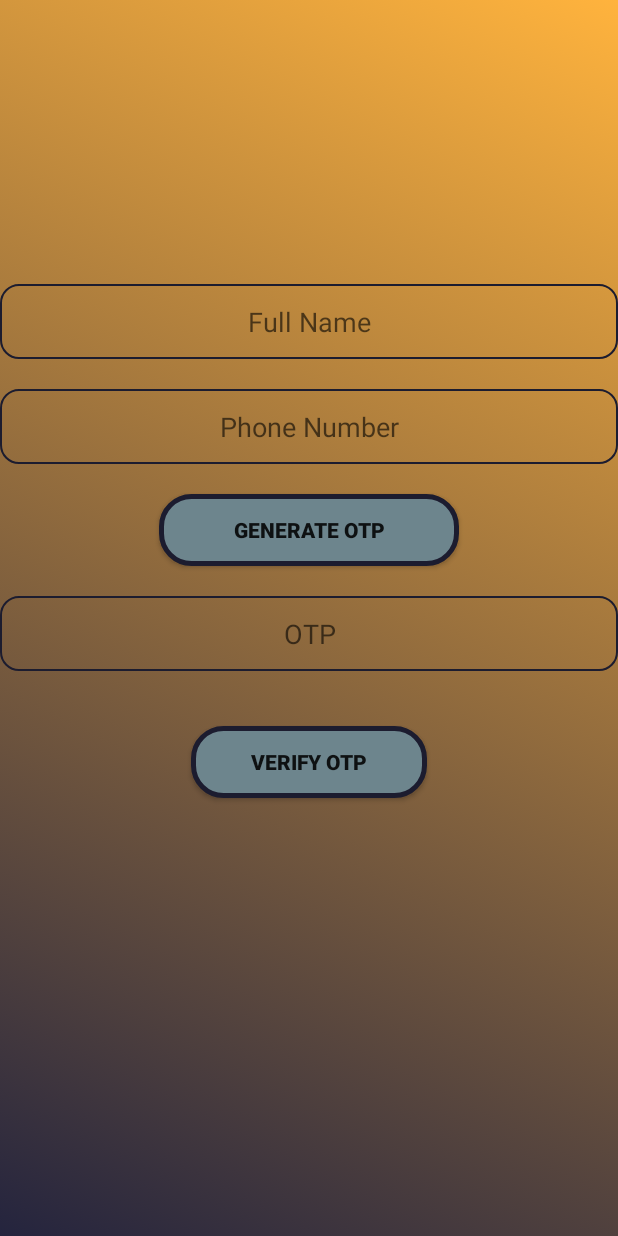
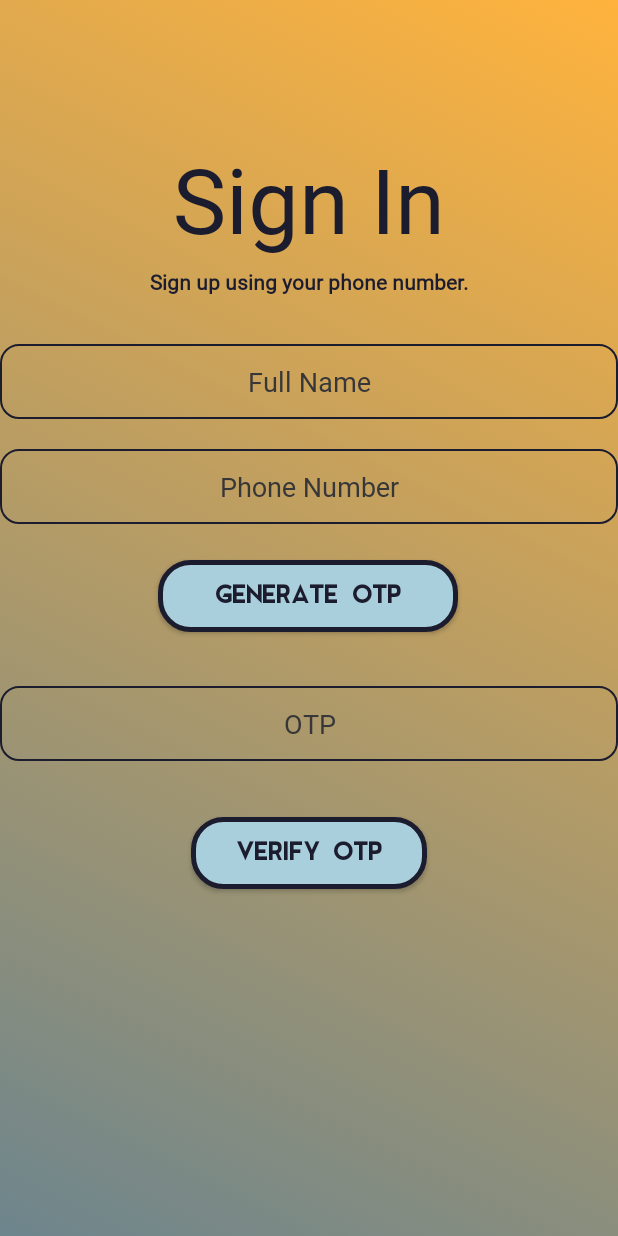
Before and after one commit to EzTaxi/EzTaxi, an Android app: the SigupUsingPhoneNumber screen opened directly, with no data from a screen before it, on a phone screen of 412 x 824 dp. Run offline under Robolectric (Android 15) with nearby library versions, the phone set to English and light mode, and no system bars; our stand-ins replace Firebase (no records; nobody signed in at launch, a user with empty details on screens opened directly).

Commit message:
partial design and colored

```diff
--- a/EzTaxi/app/src/main/res/drawable/background_main.xml
+++ b/EzTaxi/app/src/main/res/drawable/background_main.xml
@@ -3,7 +3,7 @@
     <item>
         <shape>
             <gradient
-                android:startColor="#24243e"
+                android:startColor="#6d858d"
                 android:endColor="#ffb33d"
                 android:angle="45"
                 android:type="linear" />
--- a/EzTaxi/app/src/main/res/drawable/custom_button.xml
+++ b/EzTaxi/app/src/main/res/drawable/custom_button.xml
@@ -2,7 +2,7 @@
 <shape xmlns:android="http://schemas.android.com/apk/res/android"
     android:shape="rectangle">
   <stroke android:color="#1c1c2f" android:width="3dp"/>
-  <solid android:color="#6d858d"/>
+  <solid android:color="#aacfdc"/>
       <!-- <stroke android:color="#356288" android:width="3dp"/> -->
     <corners android:radius="20dp"/>
 </shape>
--- a/EzTaxi/app/src/main/res/layout/activity_passenger_intro_page.xml
+++ b/EzTaxi/app/src/main/res/layout/activity_passenger_intro_page.xml
@@ -47,7 +47,7 @@
         android:id="@+id/textView"
         android:layout_width="match_parent"
         android:layout_height="wrap_content"
-        android:layout_marginTop="16dp"
+        android:layout_marginTop="30dp"
         android:fontFamily="@font/fs_me_bold"
         android:gravity="center"
         android:text="REQUEST NOW!"
@@ -63,6 +63,7 @@
         android:layout_marginTop="20dp"
         android:background="@drawable/custom_button"
         android:fontFamily="@font/moderne_sans_font"
+        android:textStyle="bold"
         android:text="request"
         android:textColor="#1c1c2f"
         app:layout_constraintBottom_toBottomOf="parent"
@@ -79,6 +80,7 @@
         android:layout_marginTop="28dp"
         android:background="@drawable/custom_button"
         android:fontFamily="@font/moderne_sans_font"
+        android:textStyle="bold"
         android:text="your request"
         android:textColor="#1c1c2f"
         app:layout_constraintBottom_toBottomOf="parent"
@@ -95,6 +97,7 @@
         android:layout_marginTop="16dp"
         android:background="@drawable/custom_button"
         android:fontFamily="@font/moderne_sans_font"
+        android:textStyle="bold"
         android:text="log out"
         android:textColor="#1c1c2f"
         app:layout_constraintBottom_toBottomOf="parent"
--- a/EzTaxi/app/src/main/res/layout/activity_sigup_using_phone_number.xml
+++ b/EzTaxi/app/src/main/res/layout/activity_sigup_using_phone_number.xml
@@ -11,23 +11,48 @@
         android:id="@+id/generateOTPBtn"
         android:layout_width="200dp"
         android:layout_height="48dp"
-        android:layout_marginTop="20dp"
+        android:layout_marginTop="24dp"
         android:background="@drawable/custom_button"
-        android:fontFamily="sans-serif-black"
+        android:fontFamily="@font/moderne_sans_font"
         android:text="Generate otp"
+        android:textColor="#1c1c2f"
+        android:textSize="16sp"
+        android:textStyle="bold"
         app:layout_constraintEnd_toEndOf="parent"
+        app:layout_constraintHorizontal_bias="0.497"
         app:layout_constraintStart_toStartOf="parent"
         app:layout_constraintTop_toBottomOf="@+id/phoneNumberSignUp" />
 
-    <ImageView
-        android:id="@+id/Logo"
-        android:layout_width="218dp"
-        android:layout_height="149dp"
-        android:layout_marginTop="20dp"
+    <TextView
+        android:id="@+id/textView9"
+        android:layout_width="match_parent"
+        android:layout_height="wrap_content"
+        android:layout_gravity="center"
+        android:layout_marginTop="92dp"
+        android:fontFamily="@font/fs_me_reg"
+        android:gravity="center"
+        android:text="Sign In"
+        android:textColor="#1c1c2f"
+        android:textSize="60sp"
         app:layout_constraintEnd_toEndOf="parent"
+        app:layout_constraintHorizontal_bias="0.0"
         app:layout_constraintStart_toStartOf="parent"
-        app:layout_constraintTop_toTopOf="parent"
-        tools:srcCompat="@drawable/eztaxilogo" />
+        app:layout_constraintTop_toTopOf="parent" />
+
+    <TextView
+        android:id="@+id/textView10"
+        android:layout_width="match_parent"
+        android:layout_height="wrap_content"
+        android:layout_marginTop="5dp"
+        android:fontFamily="@font/fs_me_italic"
+        android:gravity="center"
+        android:text="Sign up using your phone number."
+        android:textColor="#1c1c2f"
+        android:textStyle="bold"
+        app:layout_constraintEnd_toEndOf="parent"
+        app:layout_constraintHorizontal_bias="0.0"
+        app:layout_constraintStart_toStartOf="parent"
+        app:layout_constraintTop_toBottomOf="@+id/textView9" />
 
     <androidx.appcompat.widget.AppCompatButton
         android:id="@+id/verifyOtpBtn"
@@ -35,26 +60,33 @@
         android:layout_height="48dp"
         android:layout_marginTop="20dp"
         android:background="@drawable/custom_button"
-        android:fontFamily="sans-serif-black"
+        android:fontFamily="@font/moderne_sans_font"
         android:text="Verify OTP"
+        android:textColor="#1c1c2f"
+        android:textSize="16sp"
+        android:textStyle="bold"
         app:layout_constraintBottom_toBottomOf="parent"
         app:layout_constraintEnd_toEndOf="parent"
         app:layout_constraintStart_toStartOf="parent"
         app:layout_constraintTop_toBottomOf="@+id/OTPVerify"
-        app:layout_constraintVertical_bias="0.054" />
+        app:layout_constraintVertical_bias="0.07" />
 
     <EditText
         android:id="@+id/FullNamephoneSignup"
         android:layout_width="match_parent"
         android:layout_height="50dp"
-        android:layout_marginTop="20dp"
+        android:layout_marginTop="32dp"
         android:background="@drawable/edit_text_border"
         android:ems="10"
+        android:fontFamily="@font/fs_me_italic"
         android:gravity="center"
         android:hint="Full Name"
         android:inputType="textPersonName"
-        app:layout_constraintTop_toBottomOf="@+id/Logo"
-        tools:layout_editor_absoluteX="100dp" />
+        android:textColorHint="#373739"
+        app:layout_constraintEnd_toEndOf="parent"
+        app:layout_constraintHorizontal_bias="0.0"
+        app:layout_constraintStart_toStartOf="parent"
+        app:layout_constraintTop_toBottomOf="@+id/textView10" />
 
     <EditText
         android:id="@+id/phoneNumberSignUp"
@@ -63,22 +95,29 @@
         android:layout_marginTop="20dp"
         android:background="@drawable/edit_text_border"
         android:ems="10"
+        android:fontFamily="@font/fs_me_italic"
         android:gravity="center"
         android:hint="Phone Number"
         android:inputType="phone"
-        app:layout_constraintTop_toBottomOf="@+id/FullNamephoneSignup"
-        tools:layout_editor_absoluteX="0dp" />
+        android:textColorHint="#373739"
+        app:layout_constraintEnd_toEndOf="parent"
+        app:layout_constraintStart_toStartOf="parent"
+        app:layout_constraintTop_toBottomOf="@+id/FullNamephoneSignup" />
 
     <EditText
         android:id="@+id/OTPVerify"
         android:layout_width="match_parent"
         android:layout_height="50dp"
-        android:layout_marginTop="20dp"
+        android:layout_marginTop="36dp"
         android:background="@drawable/edit_text_border"
         android:ems="10"
+        android:fontFamily="@font/fs_me_italic"
         android:gravity="center"
         android:hint="OTP"
         android:inputType="textPersonName"
-        app:layout_constraintTop_toBottomOf="@+id/generateOTPBtn"
-        tools:layout_editor_absoluteX="100dp" />
+        android:textColorHint="#373739"
+        app:layout_constraintEnd_toEndOf="parent"
+        app:layout_constraintHorizontal_bias="0.0"
+        app:layout_constraintStart_toStartOf="parent"
+        app:layout_constraintTop_toBottomOf="@+id/generateOTPBtn" />
 </androidx.constraintlayout.widget.ConstraintLayout>
```
Also changed, not shown: EzTaxi/app/src/main/res/layout/activity_login.xml (+36 -23 lines), EzTaxi/app/src/main/res/layout/activity_main.xml (+14 -9 lines), EzTaxi/app/src/main/res/layout/activity_maps_for_driver.xml (+45 -33 lines), EzTaxi/app/src/main/res/layout/activity_sent_request.xml (+22 -12 lines), EzTaxi/app/src/main/res/layout/activity_sign_up.xml (+28 -18 lines).
